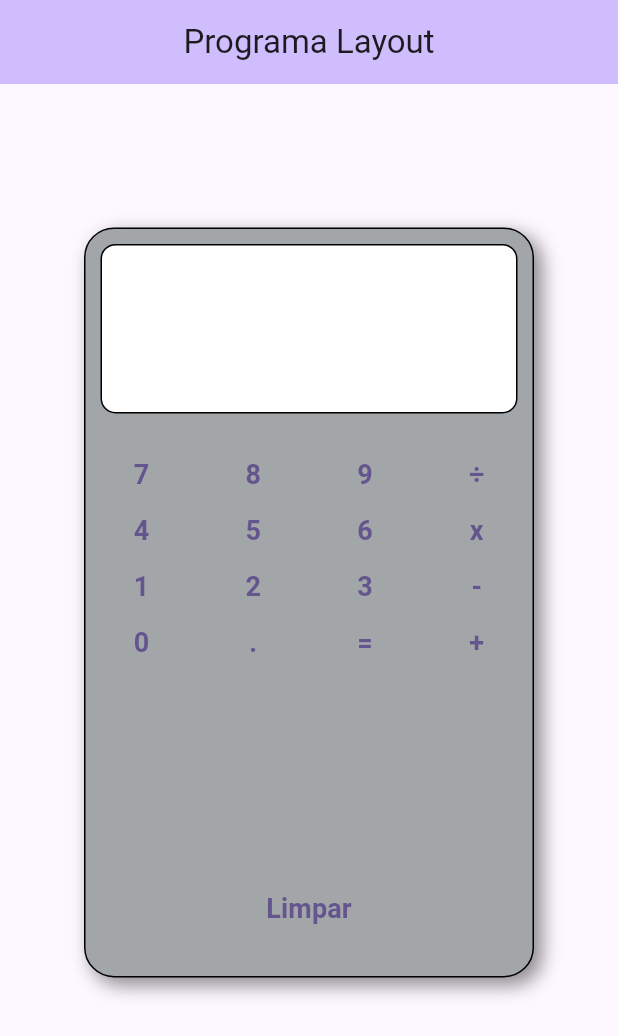
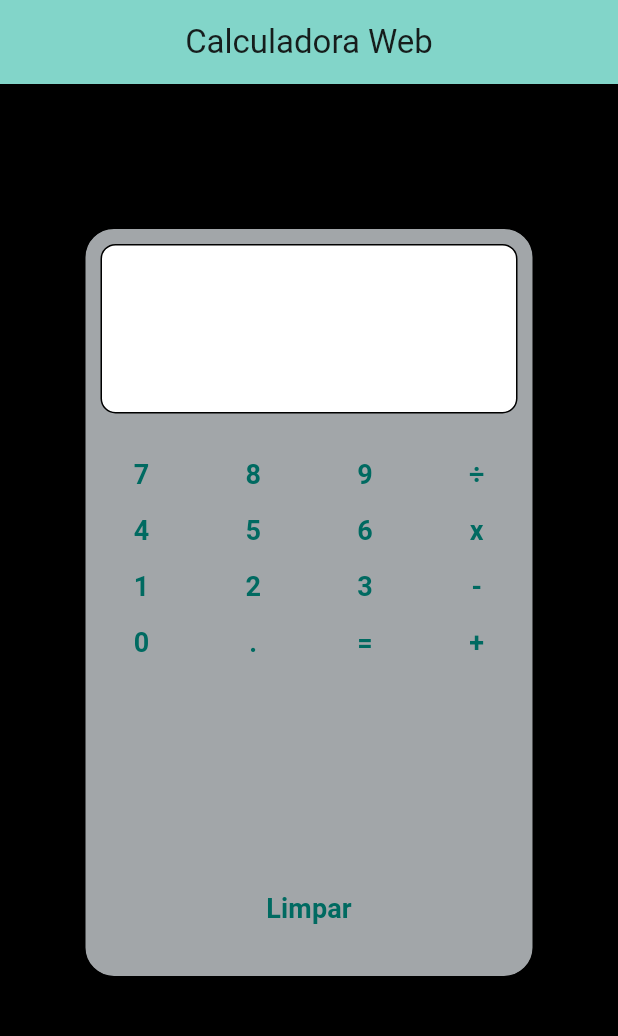
Before and after one commit to pvgustavosampaio/Calculadora, a Flutter app: the screen it shows after launch, on a phone screen of 412 x 824 dp. Shown: the top 1036 px of the screen. Run offline on Flutter 3.47's test engine with Material 3 defaults, Android fonts, the phone set to English and light mode, and no system bars; missing offline and left inert: expressions.

Commit message:
calculadora app update

```diff
--- a/lib/main.dart
+++ b/lib/main.dart
@@ -14,10 +14,10 @@ class App extends StatelessWidget {
       debugShowCheckedModeBanner: false,
       title: 'Layout',
       theme: ThemeData(
-        colorScheme: ColorScheme.fromSeed(seedColor: const Color.fromARGB(255, 179, 171, 193)),
+        colorScheme: ColorScheme.fromSeed(seedColor: const Color.fromARGB(255, 2, 255, 234)),
         useMaterial3: true,
       ),
-      home: const HomePage(title: 'Programa Layout'),
+      home: const HomePage(title: 'Calculadora Web'),
     );
   }
 }
@@ -38,6 +38,7 @@ class _HomePageState extends State<HomePage> {
   @override
   Widget build(BuildContext context) {
     return Scaffold(
+      backgroundColor: Color.fromARGB(255, 0, 0, 0),
       appBar: AppBar(
         backgroundColor: Theme.of(context).colorScheme.inversePrimary,
         title: Text(widget.title),
```
